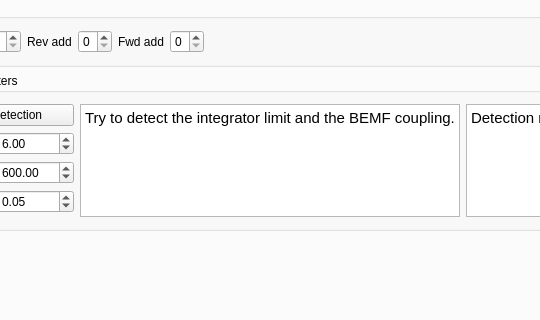
Qt form mainwindow.ui (vedderb/bldc-tool) before a commit; both pictures show x 142 to 682 and y 281 to 601 of the 1265 by 730 pixel window.
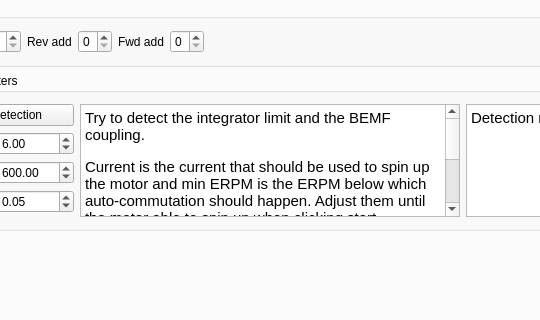
The same form after that commit. The open tabs and pages were chosen to show the change. Custom widgets are drawn as their Qt base class.

Patch:
```diff
--- a/mainwindow.ui
+++ b/mainwindow.ui
@@ -729,8 +729,12 @@
                     <string>&lt;!DOCTYPE HTML PUBLIC &quot;-//W3C//DTD HTML 4.0//EN&quot; &quot;http://www.w3.org/TR/REC-html40/strict.dtd&quot;&gt;
 &lt;html&gt;&lt;head&gt;&lt;meta name=&quot;qrichtext&quot; content=&quot;1&quot; /&gt;&lt;style type=&quot;text/css&quot;&gt;
 p, li { white-space: pre-wrap; }
-&lt;/style&gt;&lt;/head&gt;&lt;body style=&quot; font-family:'Ubuntu'; font-size:11pt; font-weight:400; font-style:normal;&quot;&gt;
-&lt;p style=&quot; margin-top:0px; margin-bottom:0px; margin-left:0px; margin-right:0px; -qt-block-indent:0; text-indent:0px;&quot;&gt;Try to detect the integrator limit and the BEMF coupling. &lt;/p&gt;&lt;/body&gt;&lt;/html&gt;</string>
+&lt;/style&gt;&lt;/head&gt;&lt;body style=&quot; font-family:'Sans Serif'; font-size:9pt; font-weight:400; font-style:normal;&quot;&gt;
+&lt;p style=&quot; margin-top:0px; margin-bottom:0px; margin-left:0px; margin-right:0px; -qt-block-indent:0; text-indent:0px;&quot;&gt;&lt;span style=&quot; font-family:'Ubuntu'; font-size:11pt;&quot;&gt;Try to detect the integrator limit and the BEMF coupling. &lt;/span&gt;&lt;/p&gt;
+&lt;p style=&quot;-qt-paragraph-type:empty; margin-top:0px; margin-bottom:0px; margin-left:0px; margin-right:0px; -qt-block-indent:0; text-indent:0px;&quot;&gt;&lt;br /&gt;&lt;/p&gt;
+&lt;p style=&quot; margin-top:0px; margin-bottom:0px; margin-left:0px; margin-right:0px; -qt-block-indent:0; text-indent:0px;&quot;&gt;&lt;span style=&quot; font-family:'Ubuntu'; font-size:11pt;&quot;&gt;Current is the current that should be used to spin up the motor and min ERPM is the ERPM below which auto-commutation should happen. Adjust them until the motor able to spin up when clicking start detection.&lt;/span&gt;&lt;/p&gt;
+&lt;p style=&quot;-qt-paragraph-type:empty; margin-top:0px; margin-bottom:0px; margin-left:0px; margin-right:0px; -qt-block-indent:0; text-indent:0px; font-family:'Ubuntu'; font-size:11pt;&quot;&gt;&lt;br /&gt;&lt;/p&gt;
+&lt;p style=&quot; margin-top:0px; margin-bottom:0px; margin-left:0px; margin-right:0px; -qt-block-indent:0; text-indent:0px;&quot;&gt;&lt;span style=&quot; font-family:'Ubuntu'; font-size:11pt;&quot;&gt;Low duty is the duty cycle at which the BEMF coupling is measured. It should be kept as low as possible as long as the motor is able to run smoothly at it.&lt;/span&gt;&lt;/p&gt;&lt;/body&gt;&lt;/html&gt;</string>
                    </property>
                   </widget>
                  </item>
```
Left out of the diff: 7 changed lines with no effect on the pictures.
